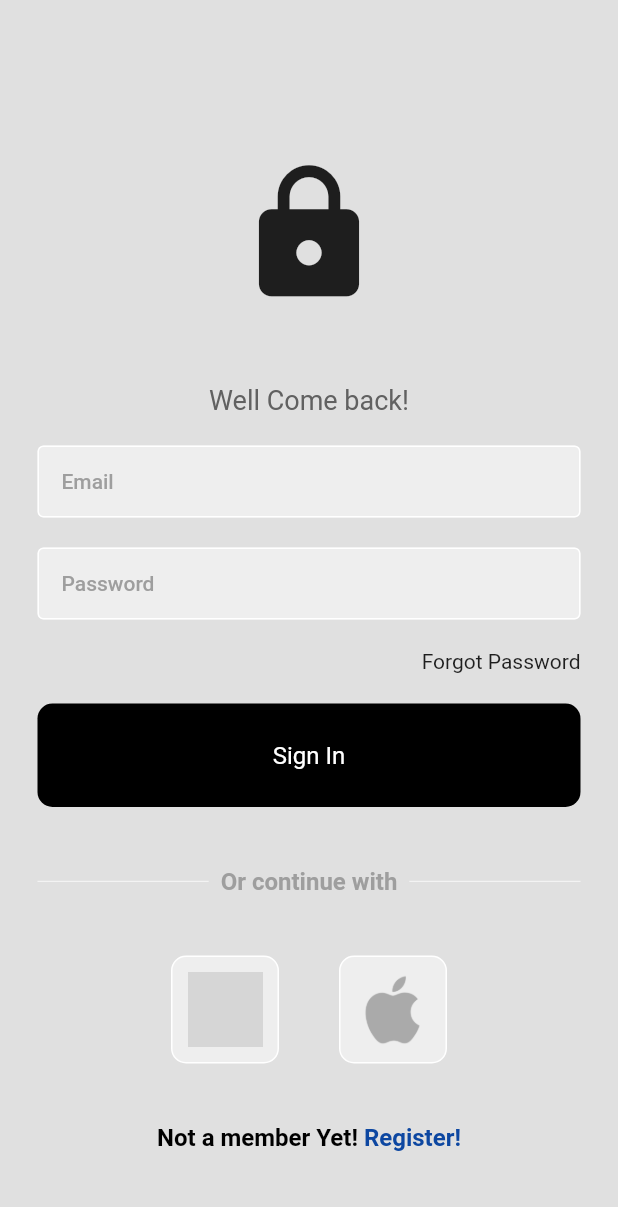
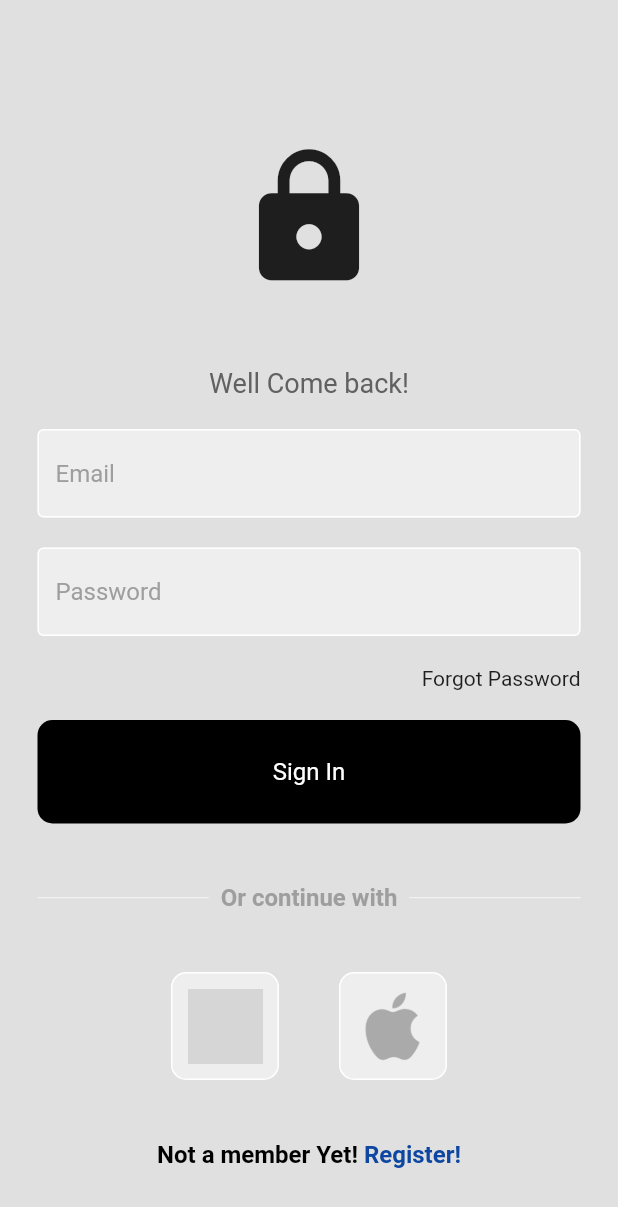
Before and after one commit to jonmersha/sa, a Flutter app: the screen it shows after launch, after a tap on "Login!", on a phone screen of 412 x 824 dp. Shown: the top 1207 px of the screen. Run offline on Flutter 3.47's test engine with Material 2 defaults, Android fonts, the phone set to English and light mode, and no system bars; our stand-ins replace carousel_slider, firebase_auth, firebase_core, google_sign_in; accounts and stored records are empty; network calls fail; grey boxes are pictures that could not be loaded.

```diff
--- a/lib/main.dart
+++ b/lib/main.dart
@@ -1,6 +1,7 @@
 import 'package:awashderash/auth/fire_auth.dart';
 import 'package:flutter/material.dart';
 import 'package:firebase_core/firebase_core.dart';
+
 
 import 'firebase_options.dart';
 
@@ -13,10 +14,6 @@ void main() async {
 
   runApp(MaterialApp(
     initialRoute: '/',
-    theme: ThemeData().copyWith(
-        useMaterial3: true,
-        colorScheme: ColorScheme.fromSeed(
-            seedColor: const Color.fromARGB(255, 2, 57, 144))),
     routes: {
       '/': (context) => const AuthGate(),
     },
```
Also changed, not shown: 19 other files.
